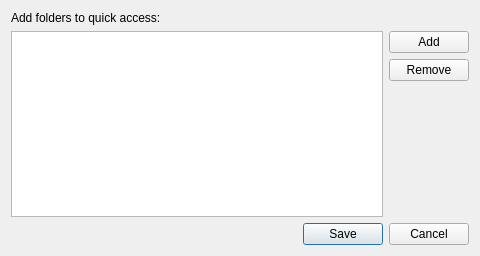
First picture: the form in branches/Woofer-dev/uic/library.ui, repository m1lhaus/woofer, before the edit.
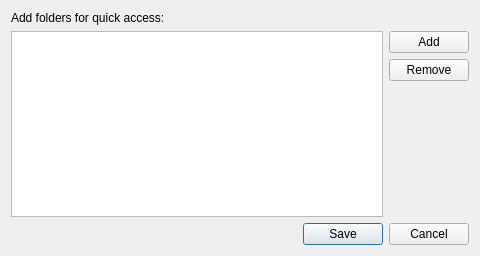
Second picture: the form after the edit.

Commit message: dev - mark notexisting media folder, change fileSystemModel root on media folder change

Patch:
```diff
--- a/branches/Woofer-dev/uic/library.ui
+++ b/branches/Woofer-dev/uic/library.ui
@@ -17,7 +17,7 @@
    <item row="0" column="0">
     <widget class="QLabel" name="label">
      <property name="text">
-      <string>Add folders to quick access:</string>
+      <string>Add folders for quick access:</string>
      </property>
     </widget>
    </item>
```
Left out of the diff: 2 changed lines with no effect on the pictures. The commit also changes 3 other files.
